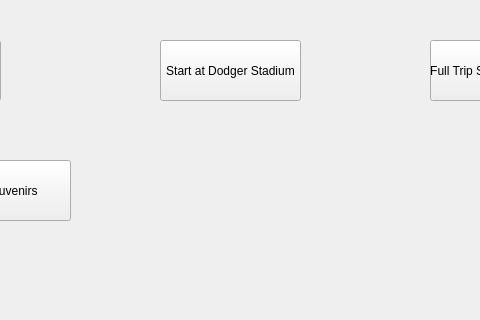
The window that Baseball/mainwindow.ui (Ykhan799/CS-1D-Project-2-Baseball) describes before a commit, drawn with Qt 5; both pictures show x 170 to 650 and y 280 to 600 of the 800 by 600 pixel window.
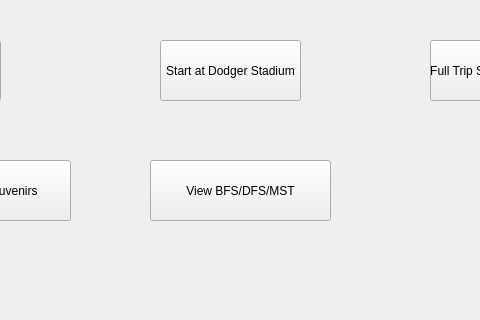
The same window after the commit.

Diff of the .ui file:
```diff
--- a/Baseball/mainwindow.ui
+++ b/Baseball/mainwindow.ui
@@ -111,6 +111,19 @@
      <string>View Teams and Souvenirs</string>
     </property>
    </widget>
+   <widget class="QPushButton" name="BFSDFSMST">
+    <property name="geometry">
+     <rect>
+      <x>320</x>
+      <y>440</y>
+      <width>181</width>
+      <height>61</height>
+     </rect>
+    </property>
+    <property name="text">
+     <string>View BFS/DFS/MST</string>
+    </property>
+   </widget>
   </widget>
   <widget class="QStatusBar" name="statusbar"/>
  </widget>
```
